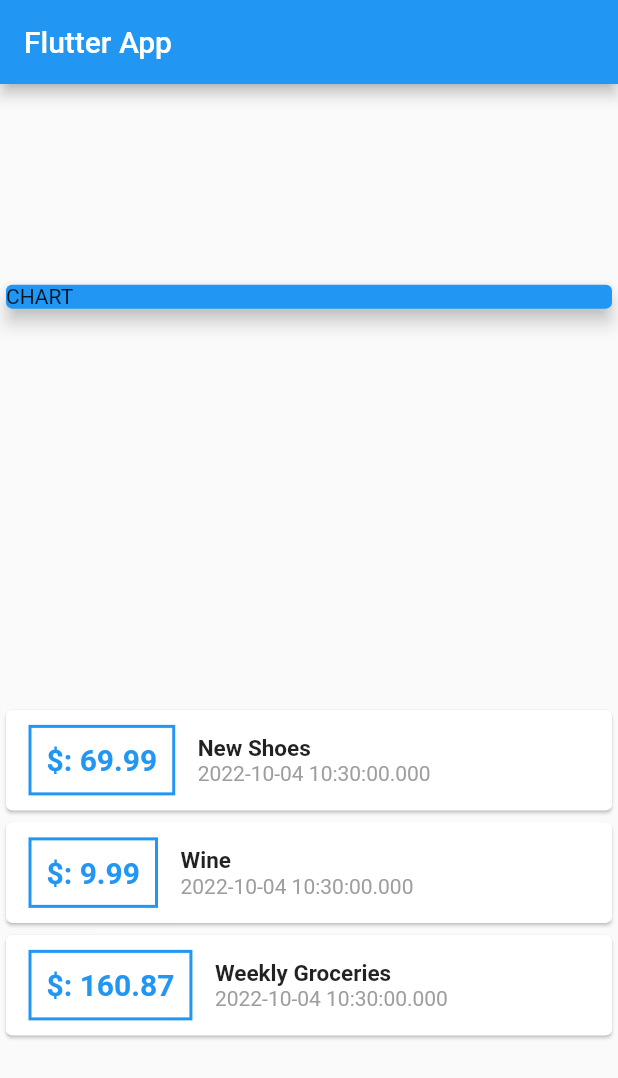
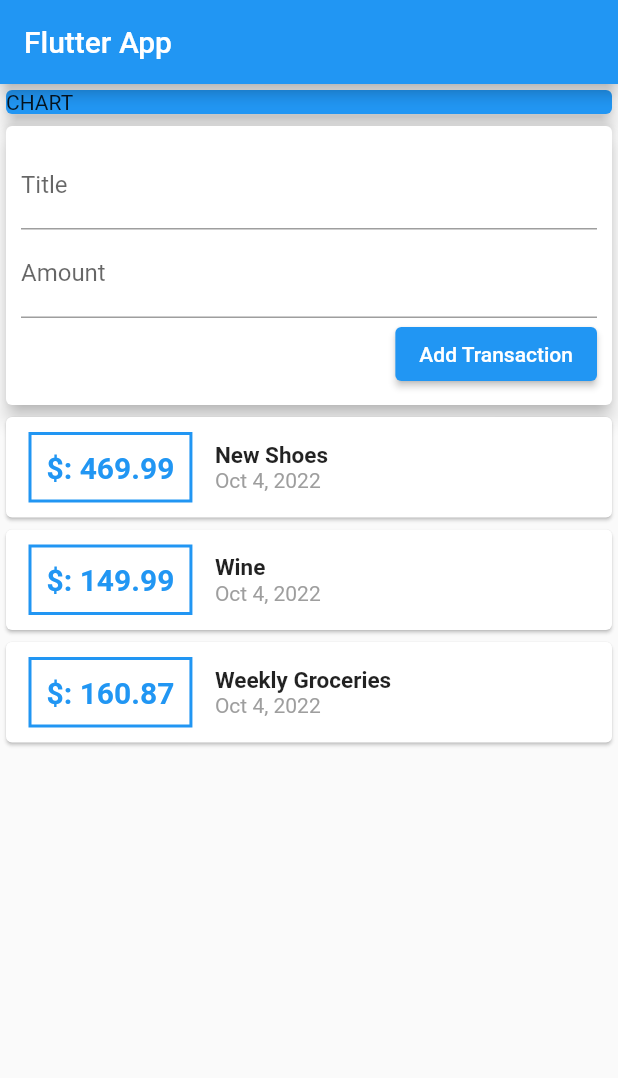
Before and after one commit to Seician/flutter_complete_guide, a Flutter app: the screen it shows after launch, on a phone screen of 412 x 824 dp. Shown: the top 1078 px of the screen. Run offline on Flutter 3.47's test engine with Material 2 defaults, Android fonts, the phone set to English and light mode, and no system bars.

Commit message:
Splitting the App Into Widgets

```diff
--- a/lib/main.dart
+++ b/lib/main.dart
@@ -1,5 +1,6 @@
 import 'package:flutter/material.dart';
-import './transaction.dart';
+import 'package:flutter_complete_guide/widgets/user_transactions.dart';
+
 
 void main() => runApp(MyApp());
 
@@ -14,17 +15,10 @@ class MyApp extends StatelessWidget {
 }
 
 class MyHomePage extends StatelessWidget {
-  final List<Transaction> transactions = [
-    Transaction(
-        id: 't1', title: 'New Shoes', amount: 69.99, date: DateTime.now()),
-    Transaction(id: 't1', title: 'Wine', amount: 9.99, date: DateTime.now()),
-    Transaction(
-        id: 't1',
-        title: 'Weekly Groceries',
-        amount: 160.87,
-        date: DateTime.now()),
-  ];
-
+  // String titleInput;
+  // String amountInput;
+  final titleControler = TextEditingController();
+  final amountController = TextEditingController();
   @override
   Widget build(BuildContext context) {
     return Scaffold(
@@ -32,7 +26,6 @@ class MyHomePage extends StatelessWidget {
         title: Text('Flutter App'),
       ),
       body: Column(
-        mainAxisAlignment: MainAxisAlignment.spaceAround,
         crossAxisAlignment: CrossAxisAlignment.stretch,
         children: <Widget>[
           Container(
@@ -43,44 +36,7 @@ class MyHomePage extends StatelessWidget {
               elevation: 5,
             ),
           ),
-          Column(
-            // we need to make transactions to be added dynamic
-            // we will do that with .map method.
-            children: (transactions.map((tx) {
-              return Card(
-                child: Row(
-                  children: <Widget>[
-                    Container(
-                      margin:
-                          EdgeInsets.symmetric(vertical: 10, horizontal: 15),
-                      decoration: BoxDecoration(
-                          border: Border.all(color: Colors.blue, width: 2)),
-                      padding: EdgeInsets.all(10),
-                      child: Text(
-                        '\$: ${tx.amount}',
-                        style: TextStyle(
-                            fontWeight: FontWeight.bold,
-                            fontSize: 20,
-                            color: Colors.blue),
-                      ),
-                    ),
-                    Column(
-                      crossAxisAlignment: CrossAxisAlignment.start,
-                      children: [
-                        Text(
-                          tx.title,
-                          style: TextStyle(
-                              fontSize: 15, fontWeight: FontWeight.bold),
-                        ),
-                        Text(tx.date.toString(),
-                            style: TextStyle(color: Colors.grey)),
-                      ],
-                    )
-                  ],
-                ),
-              );
-            }).toList()),
-          ),
+          UserTransactions(),
         ],
       ),
     );
--- /dev/null
+++ b/lib/widgets/new_transactions.dart
@@ -0,0 +1,36 @@
+import 'package:flutter/material.dart';
+
+class NewTransaction extends StatelessWidget {
+  final Function addTx;
+  final titleController = TextEditingController();
+  final amountController = TextEditingController();
+
+  NewTransaction(this.addTx);
+  @override
+  Widget build(BuildContext context) {
+    return Card(
+        elevation: 5,
+        child: Container(
+          padding: EdgeInsets.all(10),
+          child: Column(
+            crossAxisAlignment: CrossAxisAlignment.end,
+            children: [
+              TextField(
+                decoration: InputDecoration(labelText: 'Title'),
+                controller: titleController,
+              ),
+              TextField(
+                decoration: InputDecoration(labelText: 'Amount'),
+                controller: amountController,
+              ),
+              ElevatedButton(
+                onPressed: () {
+                  addTx(titleController.text, double.parse(amountController.text));
+                },
+                child: Text('Add Transaction'),
+              )
+            ],
+          ),
+        ));
+  }
+}
--- /dev/null
+++ b/lib/widgets/transaction_list.dart
@@ -0,0 +1,49 @@
+import 'package:flutter/material.dart';
+import 'package:flutter_complete_guide/models/transaction.dart';
+import 'package:intl/intl.dart';
+
+class TransactionList extends StatelessWidget {
+  final List<Transaction> transactions;
+
+  TransactionList(this.transactions);
+
+  @override
+  Widget build(BuildContext context) {
+    return Column(
+      // we need to make transactions to be added dynamic
+      // we will do that with .map method.
+      children: (transactions.map((tx) {
+        return Card(
+          child: Row(
+            children: <Widget>[
+              Container(
+                margin: EdgeInsets.symmetric(vertical: 10, horizontal: 15),
+                decoration: BoxDecoration(
+                    border: Border.all(color: Colors.blue, width: 2)),
+                padding: EdgeInsets.all(10),
+                child: Text(
+                  '\$: ${tx.amount}',
+                  style: TextStyle(
+                      fontWeight: FontWeight.bold,
+                      fontSize: 20,
+                      color: Colors.blue),
+                ),
+              ),
+              Column(
+                crossAxisAlignment: CrossAxisAlignment.start,
+                children: [
+                  Text(
+                    tx.title,
+                    style: TextStyle(fontSize: 15, fontWeight: FontWeight.bold),
+                  ),
+                  Text(DateFormat.yMMMd().format(tx.date),
+                      style: TextStyle(color: Colors.grey)),
+                ],
+              )
+            ],
+          ),
+        );
+      }).toList()),
+    );
+  }
+}
--- /dev/null
+++ b/lib/widgets/user_transactions.dart
@@ -0,0 +1,41 @@
+import 'package:flutter/cupertino.dart';
+import 'package:flutter_complete_guide/widgets/transaction_list.dart';
+
+import '../models/transaction.dart';
+import 'new_transactions.dart';
+
+class UserTransactions extends StatefulWidget {
+  @override
+  State<UserTransactions> createState() => _UserTransactionState();
+}
+
+class _UserTransactionState extends State<UserTransactions> {
+  final List<Transaction> _userTransactions = [
+    Transaction(
+        id: 't1', title: 'New Shoes', amount: 469.99, date: DateTime.now()),
+    Transaction(id: 't1', title: 'Wine', amount: 149.99, date: DateTime.now()),
+    Transaction(
+        id: 't1',
+        title: 'Weekly Groceries',
+        amount: 160.87,
+        date: DateTime.now()),
+  ];
+
+  void _addNewTransaction(String title, double amount) {
+    final newTx = Transaction(
+        id: DateTime.now().toString(),
+        title: title,
+        amount: amount,
+        date: DateTime.now());
+    @override
+    void setState(VoidCallback fn) {
+      _userTransactions.add(newTx);
+    }
+  }
+
+  @override
+  Widget build(BuildContext context) {
+    return Column(
+        children: [NewTransaction(_addNewTransaction), TransactionList(_userTransactions)]);
+  }
+}
--- a/pubspec.yaml
+++ b/pubspec.yaml
@@ -32,10 +32,10 @@ dependencies:
   flutter:
     sdk: flutter
 
-
   # The following adds the Cupertino Icons font to your application.
   # Use with the CupertinoIcons class for iOS style icons.
   cupertino_icons: ^1.0.2
+  intl: ^0.17.0
 
 dev_dependencies:
   flutter_test:
```
Also changed, not shown: lib/models/transaction.dart (renamed from lib/transaction.dart), pubspec.lock.
